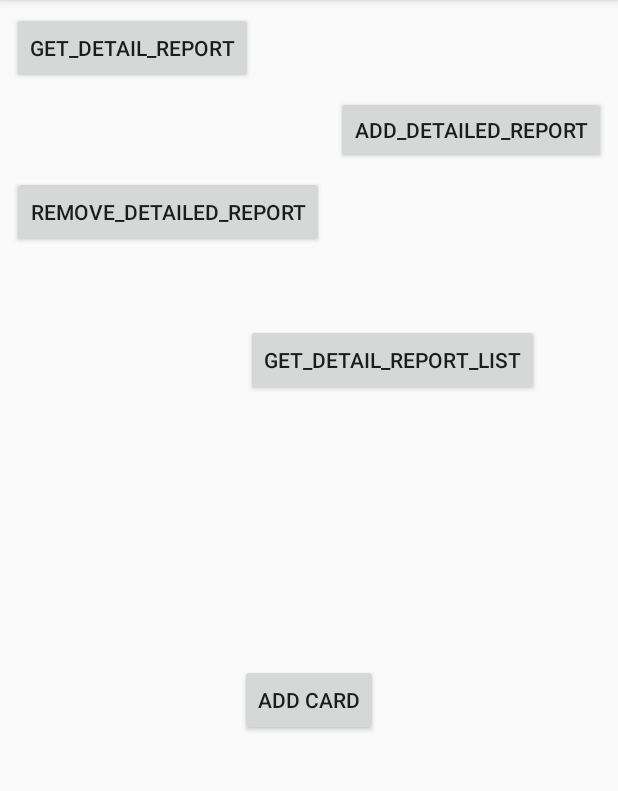
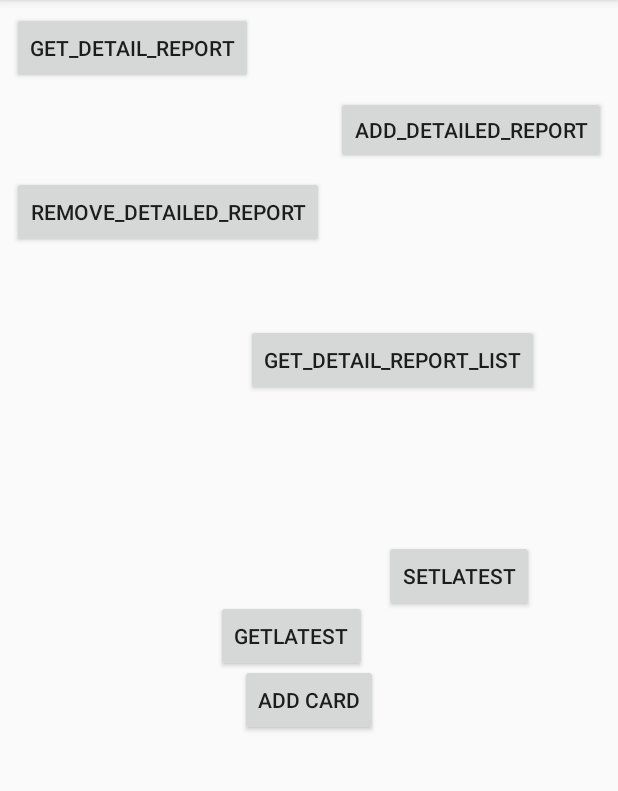
Before and after one commit to deep-mm/Railway, an Android app: the DetailedReportActivity screen opened directly, with no data from a screen before it, on a phone screen of 412 x 824 dp, the part 84-875 px from its top. Run offline under Robolectric (Android 15) with nearby library versions, the phone set to English and light mode, and no system bars; our stand-ins replace Firebase (no records; nobody signed in at launch, a user with empty details on screens opened directly).

Commit message:
Latest ka sab kiya

```diff
--- a/Sample Projects/LoginFirebase/app/src/main/java/com/example/amey/loginfirebase/Activity/GeneralReportActivity.java
+++ b/Sample Projects/LoginFirebase/app/src/main/java/com/example/amey/loginfirebase/Activity/GeneralReportActivity.java
@@ -58,6 +58,8 @@ public class GeneralReportActivity extends AppCompatActivity {
         generalReportUtility.getGeneralReportList(new GetGeneralReportListListener() {
             @Override
             public void onCompleteTask(List<GeneralReport> generalReportList) {
+                Toast.makeText(getApplicationContext(),generalReportList.toString(),Toast.LENGTH_SHORT).show();
+
                 System.out.println(generalReportList);
             }
         });
--- /dev/null
+++ b/Sample Projects/LoginFirebase/app/src/main/java/com/example/amey/loginfirebase/Listener/GetLatestDetailedReportListener.java
@@ -0,0 +1,5 @@
+package com.example.amey.loginfirebase.Listener;
+
+public interface GetLatestDetailedReportListener {
+    void onCompleteTask(String timestamp);
+}
--- /dev/null
+++ b/Sample Projects/LoginFirebase/app/src/main/java/com/example/amey/loginfirebase/Listener/GetLatestGeneralReportListener.java
@@ -0,0 +1,5 @@
+package com.example.amey.loginfirebase.Listener;
+
+public interface GetLatestGeneralReportListener {
+    void onCompleteTask(String timestamp);
+}
--- /dev/null
+++ b/Sample Projects/LoginFirebase/app/src/main/java/com/example/amey/loginfirebase/Listener/SetLatestDetailedReportListener.java
@@ -0,0 +1,5 @@
+package com.example.amey.loginfirebase.Listener;
+
+public interface SetLatestDetailedReportListener {
+    void onCompleteTask(String result);
+}
--- /dev/null
+++ b/Sample Projects/LoginFirebase/app/src/main/java/com/example/amey/loginfirebase/Listener/SetLatestGeneralReportListener.java
@@ -0,0 +1,5 @@
+package com.example.amey.loginfirebase.Listener;
+
+public interface SetLatestGeneralReportListener {
+    void onCompleteTask(String result);
+}
--- a/Sample Projects/LoginFirebase/app/src/main/res/layout/activity_detailreport.xml
+++ b/Sample Projects/LoginFirebase/app/src/main/res/layout/activity_detailreport.xml
@@ -61,4 +61,26 @@
         android:text="Get_detail_report_list"
         app:layout_constraintStart_toStartOf="parent"
         app:layout_constraintTop_toTopOf="parent" />
+
+    <Button
+        android:id="@+id/setLatest"
+        android:layout_width="wrap_content"
+        android:layout_height="wrap_content"
+        android:layout_marginStart="256dp"
+        android:layout_marginTop="360dp"
+        android:onClick="setLatestR"
+        android:text="setLatest"
+        app:layout_constraintStart_toStartOf="parent"
+        app:layout_constraintTop_toTopOf="parent" />
+
+    <Button
+        android:id="@+id/getLatest"
+        android:layout_width="wrap_content"
+        android:layout_height="wrap_content"
+        android:layout_marginStart="144dp"
+        android:layout_marginTop="400dp"
+        android:onClick="getLatestR"
+        android:text="getLatest"
+        app:layout_constraintStart_toStartOf="parent"
+        app:layout_constraintTop_toTopOf="parent" />
 </android.support.constraint.ConstraintLayout>
```
Also changed, not shown: Sample Projects/LoginFirebase/app/src/main/java/com/example/amey/loginfirebase/Activity/DetailedReportActivity.java (+29 -0 lines), Sample Projects/LoginFirebase/app/src/main/java/com/example/amey/loginfirebase/Entity/LatestEntity.java (added, +23 -0 lines), Sample Projects/LoginFirebase/app/src/main/java/com/example/amey/loginfirebase/Utilities/Backend/LatestUtility.java (added, +71 -0 lines).
